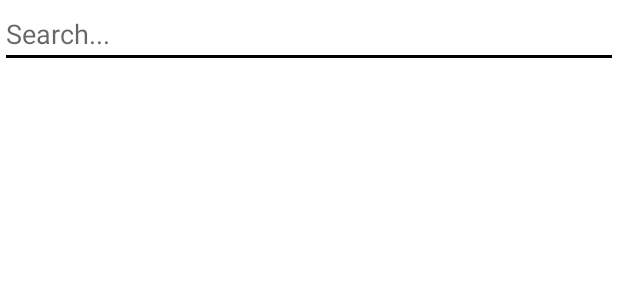
After one commit to lemarcque/min808, an Android app: the layout appbar_search_notedetails.xml on its own in the app's theme, with its tools: preview values and no code run, on a phone screen of 412 x 824 dp. The commit adds this screen. Shown: the top 300 px of the screen. Run offline under Robolectric (Android 15) with nearby library versions, the phone set to English and light mode, and no system bars.

Commit message:
Search features (in note details screen) : done.

```diff
--- /dev/null
+++ b/src/app/src/main/res/layout/appbar_search_notedetails.xml
@@ -0,0 +1,17 @@
+<?xml version="1.0" encoding="utf-8"?>
+<FrameLayout xmlns:android="http://schemas.android.com/apk/res/android"
+    android:id="@+id/layout_search_appbar_notedetails"
+    android:layout_width="match_parent"
+    android:layout_height="match_parent">
+
+    <!-- EditText : Search -->
+    <EditText
+        android:id="@+id/edittext_search_appbar_notedetails"
+        android:layout_width="match_parent"
+        android:layout_height="wrap_content"
+        android:inputType="text"
+        android:hint="@string/notedetails_appbar_hint_search"
+        android:importantForAutofill="no"
+        android:textColor="@android:color/black" />
+
+</FrameLayout>
--- a/src/app/src/main/res/values/strings.xml
+++ b/src/app/src/main/res/values/strings.xml
@@ -27,4 +27,5 @@
 
     <string name="notedetails_note_deleted">Note deleted.</string>
     <string name="notedetails_note_undo_delete">Undo</string>
+    <string name="notedetails_appbar_hint_search">Search...</string>
 </resources>
```
Also changed, not shown: src/app/src/main/java/io/capsulo/min808/core/presentation/BaseFragment.kt (added, +17 -0 lines), src/app/src/main/java/io/capsulo/min808/features/notedetails/NoteDetailsActivity.kt (+15 -0 lines), src/app/src/main/java/io/capsulo/min808/features/notedetails/NoteDetailsFragment.kt (+94 -49 lines), src/app/src/main/res/menu/appbar_notedetails_search.xml (+0 -7 lines).
